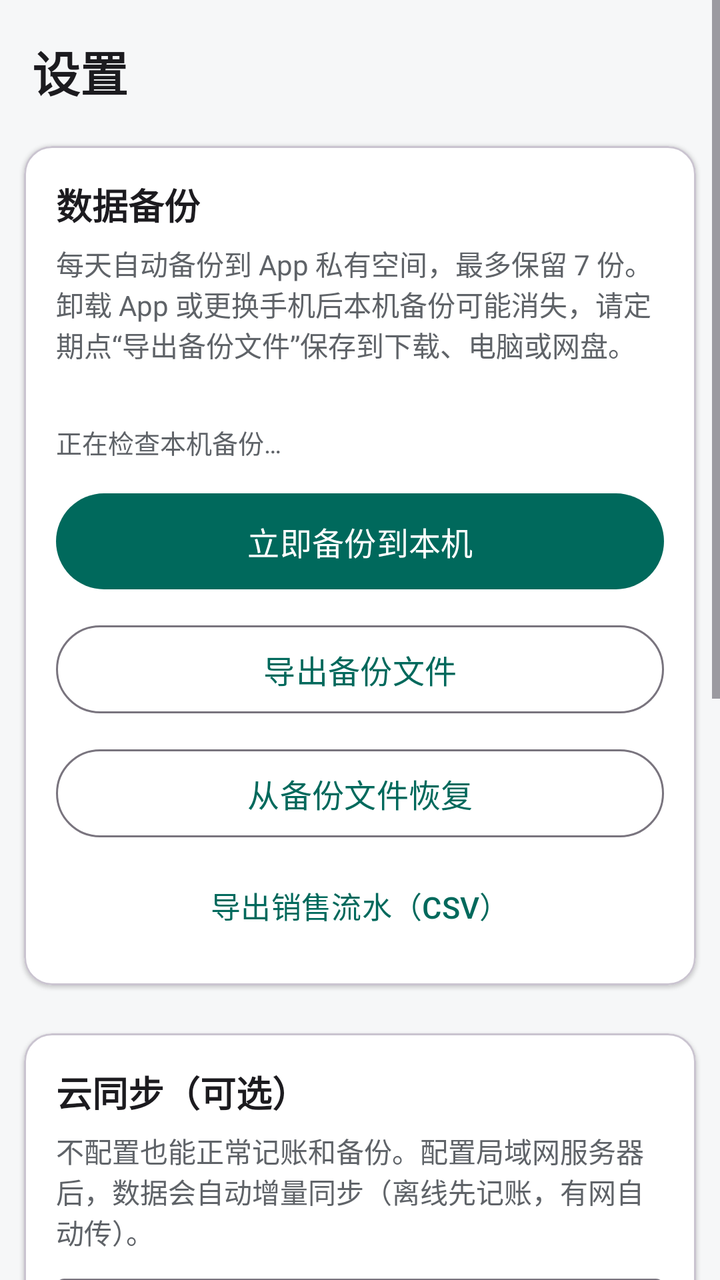
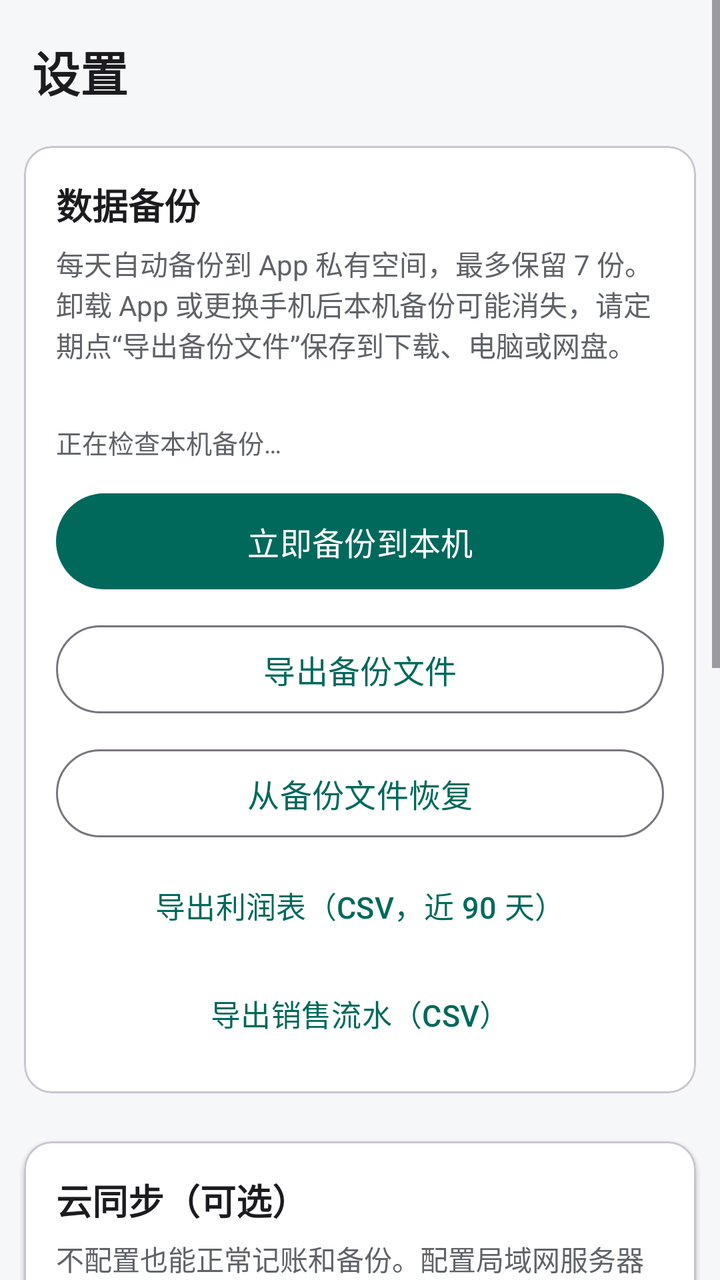

Before-and-after screenshots of an Android layout around one commit, followed by the original layout XML and the change that was made.
<!-- AndroidManifest.xml: application theme Theme.Accounting -->
<!-- res/layout/fragment_settings.xml -->
<?xml version="1.0" encoding="utf-8"?>
<ScrollView xmlns:android="http://schemas.android.com/apk/res/android"
    xmlns:app="http://schemas.android.com/apk/res-auto"
    android:layout_width="match_parent"
    android:layout_height="match_parent">

    <LinearLayout
        android:layout_width="match_parent"
        android:layout_height="wrap_content"
        android:orientation="vertical"
        android:paddingBottom="24dp">

        <TextView
            android:layout_width="match_parent"
            android:layout_height="wrap_content"
            android:paddingStart="16dp"
            android:paddingEnd="16dp"
            android:paddingTop="18dp"
            android:paddingBottom="8dp"
            android:text="@string/settings_title"
            android:textColor="@color/text_primary"
            android:textSize="24sp"
            android:textStyle="bold" />

        
        <com.google.android.material.card.MaterialCardView
            android:layout_width="match_parent"
            android:layout_height="wrap_content"
            android:layout_margin="12dp"
            app:cardBackgroundColor="@color/bg_card"
            app:cardCornerRadius="14dp"
            app:cardElevation="1dp">

            <LinearLayout
                android:layout_width="match_parent"
                android:layout_height="wrap_content"
                android:orientation="vertical"
                android:padding="16dp">

                <TextView
                    android:layout_width="wrap_content"
                    android:layout_height="wrap_content"
                    android:text="@string/backup_section"
                    android:textColor="@color/text_primary"
                    android:textSize="18sp"
                    android:textStyle="bold" />

                <TextView
                    android:layout_width="match_parent"
                    android:layout_height="wrap_content"
                    android:layout_marginTop="6dp"
                    android:text="@string/backup_auto_hint"
                    android:textColor="@color/text_secondary"
                    android:textSize="14sp" />

                <TextView
                    android:id="@+id/text_last_backup"
                    android:layout_width="match_parent"
                    android:layout_height="wrap_content"
                    android:layout_marginTop="6dp"
                    android:textColor="@color/text_primary"
                    android:textSize="14sp" />
                <TextView
                    android:id="@+id/text_backup_summary"
                    android:layout_width="match_parent"
                    android:layout_height="wrap_content"
                    android:layout_marginTop="4dp"
                    android:text="@string/backup_summary_loading"
                    android:textColor="@color/text_secondary"
                    android:textSize="13sp" />

                <com.google.android.material.button.MaterialButton
                    android:id="@+id/btn_backup_now"
                    android:layout_width="match_parent"
                    android:layout_height="56dp"
                    android:layout_marginTop="12dp"
                    android:text="@string/backup_now"
                    android:textSize="16sp" />

                <com.google.android.material.button.MaterialButton
                    android:id="@+id/btn_export_backup"
                    style="@style/Widget.Material3.Button.OutlinedButton"
                    android:layout_width="match_parent"
                    android:layout_height="52dp"
                    android:layout_marginTop="10dp"
                    android:text="@string/backup_export"
                    android:textSize="16sp" />

                <com.google.android.material.button.MaterialButton
                    android:id="@+id/btn_restore_backup"
                    style="@style/Widget.Material3.Button.OutlinedButton"
                    android:layout_width="match_parent"
                    android:layout_height="52dp"
                    android:layout_marginTop="10dp"
                    android:text="@string/backup_restore"
                    android:textSize="16sp" />

                <com.google.android.material.button.MaterialButton
                    android:id="@+id/btn_export_csv"
                    style="@style/Widget.Material3.Button.TextButton"
                    android:layout_width="match_parent"
                    android:layout_height="48dp"
                    android:layout_marginTop="6dp"
                    android:text="@string/csv_export"
                    android:textSize="15sp" />
            </LinearLayout>
        </com.google.android.material.card.MaterialCardView>

        
        <com.google.android.material.card.MaterialCardView
            android:layout_width="match_parent"
            android:layout_height="wrap_content"
            android:layout_margin="12dp"
            app:cardBackgroundColor="@color/bg_card"
            app:cardCornerRadius="14dp"
            app:cardElevation="1dp">

            <LinearLayout
                android:layout_width="match_parent"
                android:layout_height="wrap_content"
                android:orientation="vertical"
                android:padding="16dp">

                <TextView
                    android:layout_width="wrap_content"
                    android:layout_height="wrap_content"
                    android:text="@string/sync_section"
                    android:textColor="@color/text_primary"
                    android:textSize="18sp"
                    android:textStyle="bold" />

                <TextView
                    android:layout_width="match_parent"
                    android:layout_height="wrap_content"
                    android:layout_marginTop="6dp"
                    android:text="@string/sync_hint"
                    android:textColor="@color/text_secondary"
                    android:textSize="14sp" />

                <com.google.android.material.textfield.TextInputLayout
                    android:layout_width="match_parent"
                    android:layout_height="wrap_content"
                    android:layout_marginTop="8dp"
                    android:hint="@string/sync_server_url">

                    <com.google.android.material.textfield.TextInputEditText
                        android:id="@+id/input_sync_url"
                        android:layout_width="match_parent"
                        android:layout_height="wrap_content"
                        android:inputType="textUri"
                        android:maxLines="1" />
                </com.google.android.material.textfield.TextInputLayout>

                <com.google.android.material.textfield.TextInputLayout
                    android:layout_width="match_parent"
                    android:layout_height="wrap_content"
                    android:layout_marginTop="8dp"
                    android:hint="@string/sync_server_key">

                    <com.google.android.material.textfield.TextInputEditText
                        android:id="@+id/input_sync_key"
                        android:layout_width="match_parent"
                        android:layout_height="wrap_content"
                        android:inputType="text"
                        android:maxLines="1" />
                </com.google.android.material.textfield.TextInputLayout>

                <LinearLayout
                    android:layout_width="match_parent"
                    android:layout_height="wrap_content"
                    android:orientation="horizontal"
                    android:layout_marginTop="10dp">

                    <com.google.android.material.button.MaterialButton
                        android:id="@+id/btn_sync_save"
                        style="@style/Widget.Material3.Button.OutlinedButton"
                        android:layout_width="0dp"
                        android:layout_height="52dp"
                        android:layout_weight="1"
                        android:layout_marginEnd="6dp"
                        android:text="@string/sync_save_config"
                        android:textSize="15sp" />

                    <com.google.android.material.button.MaterialButton
                        android:id="@+id/btn_sync_now"
                        android:layout_width="0dp"
                        android:layout_height="52dp"
                        android:layout_weight="1"
                        android:layout_marginStart="6dp"
                        android:text="@string/sync_now"
                        android:textSize="15sp" />
                </LinearLayout>

                <TextView
                    android:id="@+id/text_sync_status"
                    android:layout_width="match_parent"
                    android:layout_height="wrap_content"
                    android:layout_marginTop="8dp"
                    android:text="@string/sync_last_never"
                    android:textColor="@color/text_primary"
                    android:textSize="14sp" />
            </LinearLayout>
        </com.google.android.material.card.MaterialCardView>

        
        <com.google.android.material.card.MaterialCardView
            android:layout_width="match_parent"
            android:layout_height="wrap_content"
            android:layout_marginStart="12dp"
            android:layout_marginEnd="12dp"
            app:cardBackgroundColor="@color/bg_card"
            app:cardCornerRadius="14dp"
            app:cardElevation="1dp">

            <LinearLayout
                android:layout_width="match_parent"
                android:layout_height="wrap_content"
                android:orientation="vertical"
                android:padding="16dp">

                <TextView
                    android:layout_width="wrap_content"
                    android:layout_height="wrap_content"
                    android:text="@string/category_section"
                    android:textColor="@color/text_primary"
                    android:textSize="18sp"
                    android:textStyle="bold" />

                <com.google.android.material.button.MaterialButton
                    android:id="@+id/btn_category_manage"
                    style="@style/Widget.Material3.Button.OutlinedButton"
                    android:layout_width="match_parent"
                    android:layout_height="52dp"
                    android:layout_marginTop="10dp"
                    android:text="@string/category_manage"
                    android:textSize="16sp" />

                <com.google.android.material.button.MaterialButton
                    android:id="@+id/btn_add_widget"
                    style="@style/Widget.Material3.Button.TextButton"
                    android:layout_width="match_parent"
                    android:layout_height="48dp"
                    android:layout_marginTop="4dp"
                    android:text="@string/widget_add"
                    android:textSize="14sp" />
            </LinearLayout>
        </com.google.android.material.card.MaterialCardView>

        
        <com.google.android.material.card.MaterialCardView
            android:layout_width="match_parent"
            android:layout_height="wrap_content"
            android:layout_marginStart="12dp"
            android:layout_marginEnd="12dp"
            app:cardBackgroundColor="@color/bg_card"
            app:cardCornerRadius="14dp"
            app:cardElevation="1dp">

            <TextView
                android:layout_width="match_parent"
                android:layout_height="wrap_content"
                android:padding="16dp"
                android:text="@string/about_text"
                android:textColor="@color/text_secondary"
                android:textSize="14sp" />
        </com.google.android.material.card.MaterialCardView>

    </LinearLayout>
</ScrollView>
<!-- resources referenced by this layout -->
<resources>
  <color name="bg_card">#FFFFFF</color>
  <color name="text_primary">#1C1B1F</color>
  <color name="text_secondary">#5F6368</color>
  <string name="about_text">售货记账 · 本地离线记账软件\n数据保存在本机，定期自动备份，不联网也能记账。</string>
  <string name="backup_auto_hint">每天自动备份到 App 私有空间，最多保留 7 份。卸载 App 或更换手机后本机备份可能消失，请定期点“导出备份文件”保存到下载、电脑或网盘。</string>
  <string name="backup_export">导出备份文件</string>
  <string name="backup_now">立即备份到本机</string>
  <string name="backup_restore">从备份文件恢复</string>
  <string name="backup_section">数据备份</string>
  <string name="backup_summary_loading">正在检查本机备份…</string>
  <string name="category_manage">分类管理</string>
  <string name="category_section">商品分类</string>
  <string name="csv_export">导出销售流水（CSV）</string>
  <string name="settings_title">设置</string>
  <string name="sync_hint">不配置也能正常记账和备份。配置局域网服务器后，数据会自动增量同步（离线先记账，有网自动传）。</string>
  <string name="sync_last_never">从未同步（或未配置服务器）</string>
  <string name="sync_now">立即同步</string>
  <string name="sync_save_config">保存配置</string>
  <string name="sync_section">云同步（可选）</string>
  <string name="sync_server_key">访问密钥（与服务端 SYNC_KEY 一致）</string>
  <string name="sync_server_url">服务器地址（如 http://192.168.1.10:5080）</string>
  <string name="widget_add">添加桌面小组件（今日经营）</string>
  <style name="Theme.Accounting" parent="Theme.Material3.DayNight.NoActionBar">
          <item name="colorPrimary">@color/brand_primary</item>
          <item name="colorOnPrimary">#FFFFFF</item>
          <item name="colorPrimaryContainer">@color/brand_primary_light</item>
          <item name="android:colorBackground">@color/bg_page</item>
          <item name="android:statusBarColor">@color/brand_primary_dark</item>
      </style>
  <color name="brand_primary">#00695C</color>
  <color name="brand_primary_light">#B2DFDB</color>
  <color name="bg_page">#F6F7F8</color>
  <color name="brand_primary_dark">#004D40</color>
</resources>

<!-- the commit's change to res/layout/fragment_settings.xml (unified diff, before → after) -->
@@ -94,6 +94,15 @@
                     android:layout_marginTop="10dp"
                     android:text="@string/backup_restore"
                     android:textSize="16sp" />
+
+                <com.google.android.material.button.MaterialButton
+                    android:id="@+id/btn_export_profit"
+                    style="@style/Widget.Material3.Button.TextButton"
+                    android:layout_width="match_parent"
+                    android:layout_height="48dp"
+                    android:layout_marginTop="6dp"
+                    android:text="@string/profit_report_export"
+                    android:textSize="15sp" />
 
                 <com.google.android.material.button.MaterialButton
                     android:id="@+id/btn_export_csv"
<!-- resource entries referenced after the edit -->
@@ -13,6 +13,7 @@
   <string name="category_manage">分类管理</string>
   <string name="category_section">商品分类</string>
   <string name="csv_export">导出销售流水（CSV）</string>
+  <string name="profit_report_export">导出利润表（CSV，近 90 天）</string>
   <string name="settings_title">设置</string>
   <string name="sync_hint">不配置也能正常记账和备份。配置局域网服务器后，数据会自动增量同步（离线先记账，有网自动传）。</string>
   <string name="sync_last_never">从未同步（或未配置服务器）</string>
